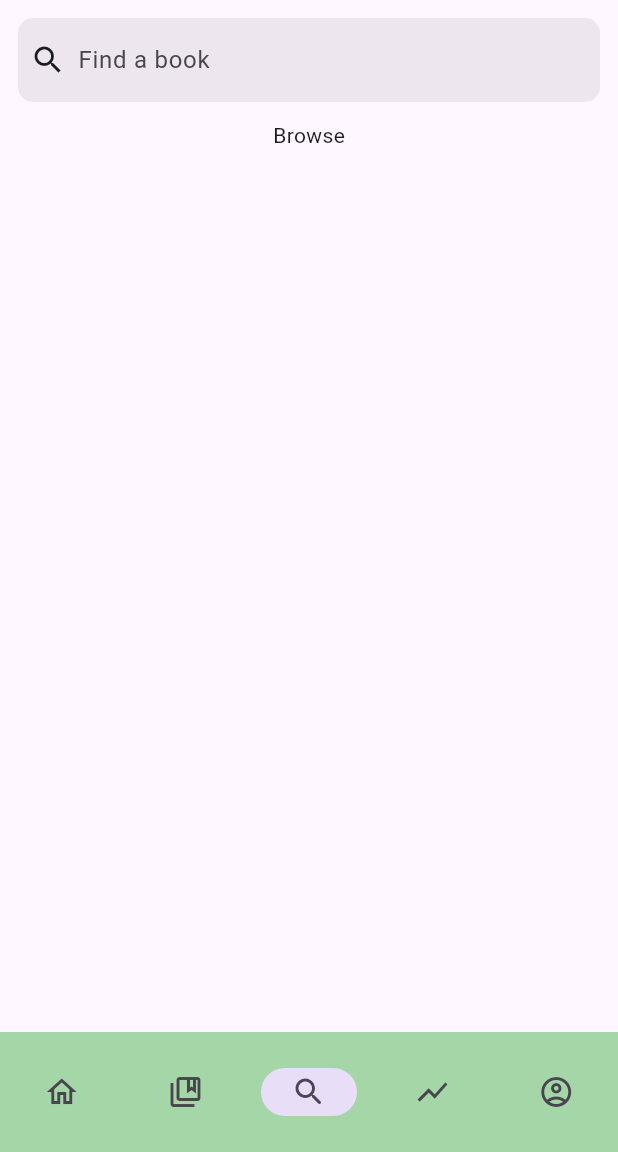
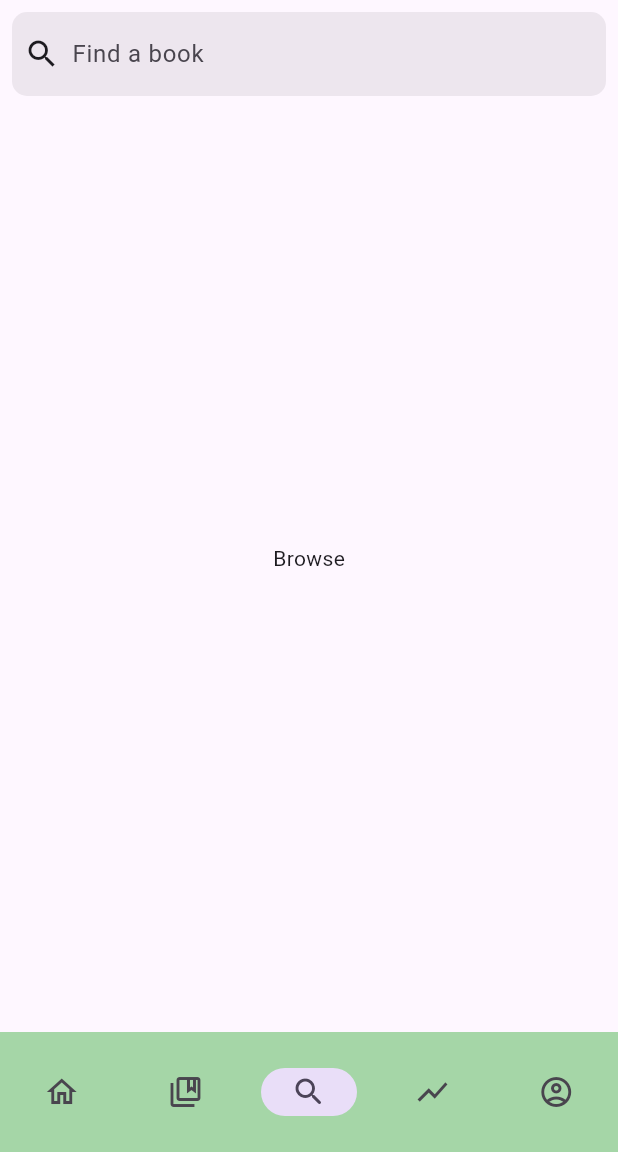
Before and after one commit to coldrifting/BookWorms-App, a Flutter app: the screen it shows after launch, item 3 of the bottom bar chosen, on a phone screen of 412 x 824 dp, the part 84-1236 px from its top. Run offline on Flutter 3.47's test engine with Material 3 defaults, Android fonts, the phone set to English and light mode, and no system bars.

Commit message:
Reset search results on cancel, change UI padding and alignment

```diff
--- a/lib/search_screen.dart
+++ b/lib/search_screen.dart
@@ -52,6 +52,7 @@ class _SearchScreenState extends State<SearchScreen> {
       else {
         _activeSearch = false;
       }
+      _searchResults.clear();
       _controller.clear();
     });
     _focusNode.addListener(_focusListener);
@@ -90,13 +91,13 @@ class _SearchScreenState extends State<SearchScreen> {
 
   @override
   Widget build(BuildContext scontext) {
-    return Scaffold(
+    return Padding(
+      padding: const EdgeInsets.all(8.0),
+      child: Scaffold(
         body: Center(
           child: Column(
             children: [
-            Padding(
-              padding: const EdgeInsets.all(12.0),
-              child: Row(
+              Row(
                 children: [
                   Expanded(
                       child: SearchBar(
@@ -126,12 +127,11 @@ class _SearchScreenState extends State<SearchScreen> {
                     ),
                 ],
               ),
-            ),
               Expanded(
                 child: !_activeSearch
-                  ? const Text("Browse")
+                    ? const Center(child: Text("Browse"))
                     : _searchResults.isEmpty
-                    ? const Text("Recent")
+                      ? const Center(child: Text("Recent"))
                       : ListView.builder(
                           itemCount: _searchResults.length,
                           itemBuilder: (context, index) {
@@ -144,102 +144,7 @@ class _SearchScreenState extends State<SearchScreen> {
             ],
           ),
         ),
+      ),
     );
   }
 }
-
-// class SearchScreen extends StatefulWidget {
-//   const SearchScreen({super.key});
-
-//   @override
-//   State<SearchScreen> createState() => _SearchScreenState();
-// }
-
-// class _SearchScreenState extends State<SearchScreen> {
-
-//   var _currentQuery = "";
-//   var _searchResults = [];
-//   Timer? _debounceTimer;
-
-//   // TEMPORARY FOR TESTING
-//   Future<List<String>> getResults(String query) async {
-//     await Future.delayed(const Duration(milliseconds: 200));
-//     Random rand = Random();
-//     List<String> results = List.generate(50, (index) {
-//       return 'Result #${rand.nextInt(1000)}';
-//     });
-//     return results;
-//   }
-
-//   void _onSearchChanged(String query) async {
-//     _currentQuery = query;
-//     if (_debounceTimer != null) {
-//       _debounceTimer!.cancel();
-//     }
-//     _debounceTimer = Timer(const Duration(milliseconds: 300), () async {
-//       if (query.isNotEmpty) {
-//         List<String> results = await getResults(query);
-//         if (_currentQuery.isNotEmpty) {
-//           setState(() {
-//             _searchResults = results;
-//           });
-//         }
-//       } else {
-//         setState(() {
-//           _searchResults = [];
-//         });
-//       }
-//     });
-//   }
-
-//   @override
-//   void dispose() {
-//     _debounceTimer?.cancel();
-//     super.dispose();
-//   }
-
-//   @override
-//   Widget build(BuildContext context) {
-//     return Scaffold(
-//       body: Center(
-//         child: Column(
-//           children: [
-//             Padding(
-//               padding: const EdgeInsets.all(16.0),
-//               child: SearchBar(
-//                 onChanged: _onSearchChanged,
-//                 leading: const Icon(Icons.search),
-//                 padding: const WidgetStatePropertyAll<EdgeInsets>(
-//                     EdgeInsets.symmetric(horizontal: 16.0)),
-//               ),
-//             ),
-//             Expanded(
-//               child: ListView.builder(
-//                 itemCount: _searchResults.length,
-//                 itemBuilder: (context, index) {
-//                   return ListTile(
-//                     title: Text(_searchResults[index]),
-//                   );
-//                 },
-//               ),
-//             ),
-//           ],
-//         ),
-//       ),
-//     );
-//   }
-// }
-
-// class SearchResultsList extends StatefulWidget {
-//   const SearchResultsList({super.key});
-
-//   @override
-//   State<SearchResultsList> createState() => _SearchResultsListState();
-// }
-
-// class _SearchResultsListState extends State<SearchResultsList> {
-//   @override
-//   Widget build(BuildContext context) {
-//     return const Text("abc");
-//   }
-// }
```
Lines whose indentation alone changed are shown as unchanged.
